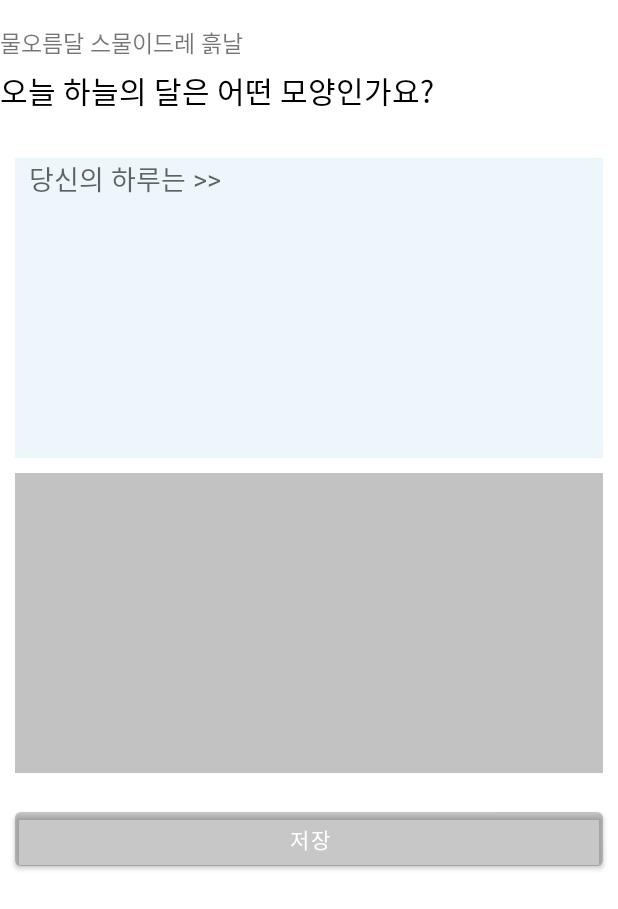
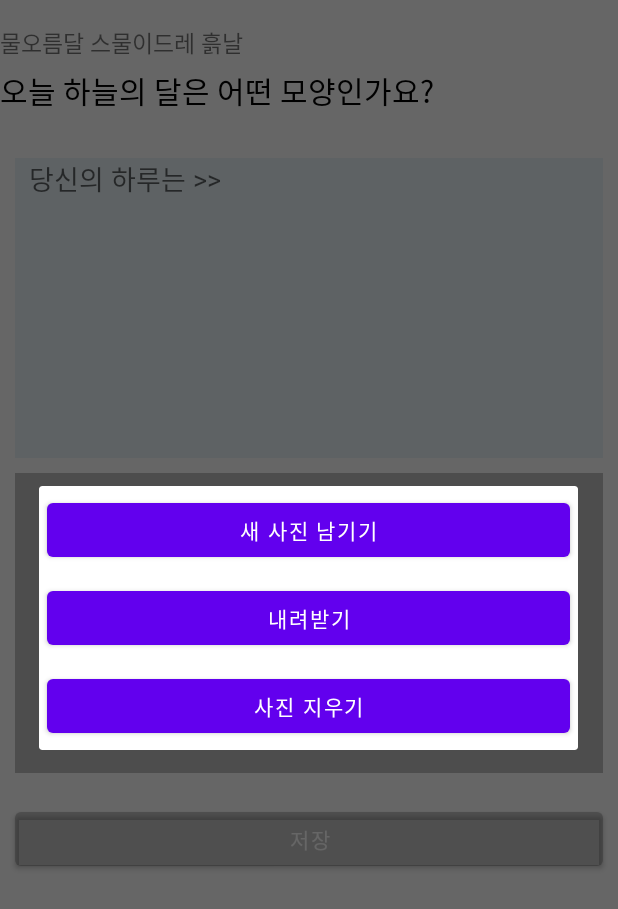
Before and after one commit to freean2468/project_shimpyo, an Android app: the Fragment01 screen opened directly, with no data from a screen before it, after a tap on an icon or button, on a phone screen of 412 x 824 dp. Shown: the top 909 px of the screen. Run offline under Robolectric (Android 15) with nearby library versions, the phone set to English and light mode, and no system bars; our stand-ins replace Volley; network calls fail; pictures from the network do not load.

Commit message:
#android_11 : 이미지 새로 등록, 삭제, 다운로드를 위한 photo dialog 추가

```diff
--- a/android/app/src/main/java/com/mirae/shimpyo/fragment/Fragment01.java
+++ b/android/app/src/main/java/com/mirae/shimpyo/fragment/Fragment01.java
@@ -77,9 +77,11 @@ public class Fragment01 extends Fragment {
         imageViewPhoto = view.findViewById(R.id.imageViewPhoto);
 
         imageViewPhoto.setOnClickListener(v -> {
-            Intent intent = new Intent(Intent.ACTION_PICK);
-            intent.setDataAndType(MediaStore.Images.Media.EXTERNAL_CONTENT_URI,"image/*");
-            startActivityForResult(intent,GET_GALLERY_IMAGE);
+            FragmentDialogForPhoto dialog = new FragmentDialogForPhoto();
+            dialog.show(getFragmentManager(), "photo");
+//            Intent intent = new Intent(Intent.ACTION_PICK);
+//            intent.setDataAndType(MediaStore.Images.Media.EXTERNAL_CONTENT_URI,"image/*");
+//            startActivityForResult(intent,GET_GALLERY_IMAGE);
         });
 
         return view;
--- /dev/null
+++ b/android/app/src/main/java/com/mirae/shimpyo/fragment/FragmentDialogForPhoto.java
@@ -0,0 +1,43 @@
+package com.mirae.shimpyo.fragment;
+
+import android.app.Dialog;
+import android.os.Bundle;
+import android.util.Log;
+import android.view.LayoutInflater;
+import android.view.View;
+import android.widget.Button;
+
+import androidx.appcompat.app.AlertDialog;
+import androidx.fragment.app.DialogFragment;
+
+import com.mirae.shimpyo.R;
+
+public class FragmentDialogForPhoto extends DialogFragment {
+    @Override
+    public Dialog onCreateDialog(Bundle savedInstanceState) {
+        LayoutInflater inflater = requireActivity().getLayoutInflater();
+        View view = inflater.inflate(R.layout.fragment_dialog_for_photo, null);
+
+        view.findViewById(R.id.buttonUpload).setOnClickListener(v -> {
+            Log.d("debug", "upload");
+            FragmentDialogForPhoto.this.getDialog().cancel();
+        });
+
+        view.findViewById(R.id.buttonDownload).setOnClickListener(v -> {
+            Log.d("debug", "download");
+            FragmentDialogForPhoto.this.getDialog().cancel();
+        });
+
+        view.findViewById(R.id.buttonDelete).setOnClickListener(v -> {
+            Log.d("debug", "delete");
+            FragmentDialogForPhoto.this.getDialog().cancel();
+        });
+
+        // Use the Builder class for convenient dialog construction
+        AlertDialog.Builder builder = new AlertDialog.Builder(getActivity());
+        builder.setView(view);
+
+        // Create the AlertDialog object and return it
+        return builder.create();
+    }
+}
--- /dev/null
+++ b/android/app/src/main/res/layout/fragment_dialog_for_photo.xml
@@ -0,0 +1,31 @@
+<?xml version="1.0" encoding="utf-8"?>
+<LinearLayout
+    xmlns:android="http://schemas.android.com/apk/res/android"
+    android:layout_width="wrap_content"
+    android:layout_height="wrap_content"
+    android:orientation="vertical">
+
+    <Button
+        android:id="@+id/buttonUpload"
+        android:text="새 사진 남기기"
+        android:layout_gravity="center_horizontal"
+        android:layout_margin="5dp"
+        android:layout_width="match_parent"
+        android:layout_height="wrap_content"/>
+
+    <Button
+        android:id="@+id/buttonDownload"
+        android:text="내려받기"
+        android:layout_gravity="center_horizontal"
+        android:layout_margin="5dp"
+        android:layout_width="match_parent"
+        android:layout_height="wrap_content"/>
+
+    <Button
+        android:id="@+id/buttonDelete"
+        android:text="사진 지우기"
+        android:layout_gravity="center_horizontal"
+        android:layout_margin="5dp"
+        android:layout_width="match_parent"
+        android:layout_height="wrap_content"/>
+</LinearLayout>
--- a/android/app/src/main/res/values/strings.xml
+++ b/android/app/src/main/res/values/strings.xml
@@ -1,10 +1,17 @@
 <resources>
     <string name="app_name">Shimpyo</string>
+
     <string name="host_name_for_service">http://shimpyov3-env.eba-eefivrrp.ap-northeast-2.elasticbeanstalk.com/</string>
     <string name="host_name_for_development">http://10.0.2.2:8080/</string>
     <string name="url_login">service/login/1?</string>
     <string name="url_selectAll">db/selectAll</string>
     <string name="url_answer">service/answer/1?</string>
+
     <string name="kakao_app_key">7296adf98bdaa2d1a1f8e38c38b448db</string>
+
     <string name="tag_server">res_server</string>
+
+    <string name="photo_new">새 사진</string>
+    <string name="photo_download">내려받기</string>
+    <string name="photo_delete">사진 삭제</string>
 </resources>
```
